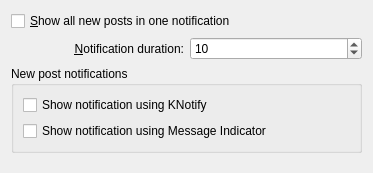
KDE/choqok, file choqok/config/behavior/behaviorconfig_notifications.ui: the form before one commit.
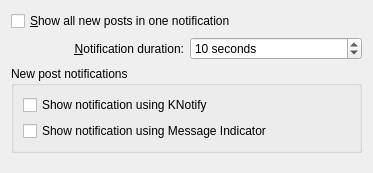
The form after the commit.

What changed in the file:
```diff
--- a/choqok/config/behavior/behaviorconfig_notifications.ui
+++ b/choqok/config/behavior/behaviorconfig_notifications.ui
@@ -35,6 +35,9 @@
      </item>
      <item>
       <widget class="QSpinBox" name="kcfg_notifyInterval">
+       <property name="suffix">
+        <string> seconds</string>
+       </property>
        <property name="minimum">
         <number>2</number>
        </property>
```
